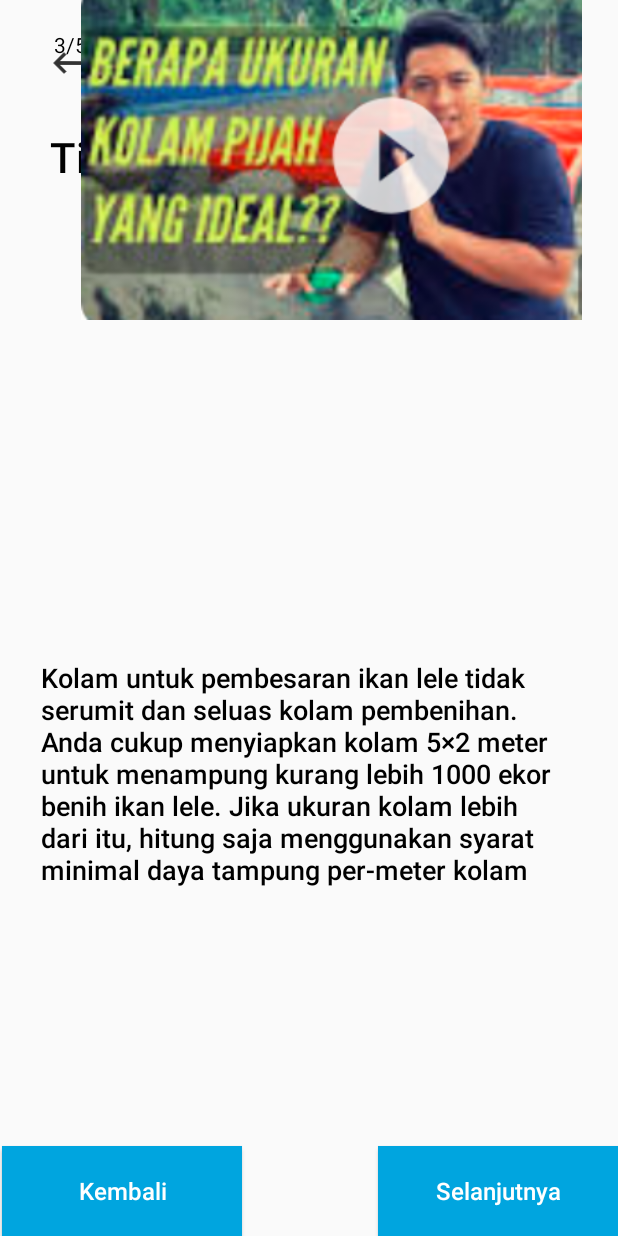
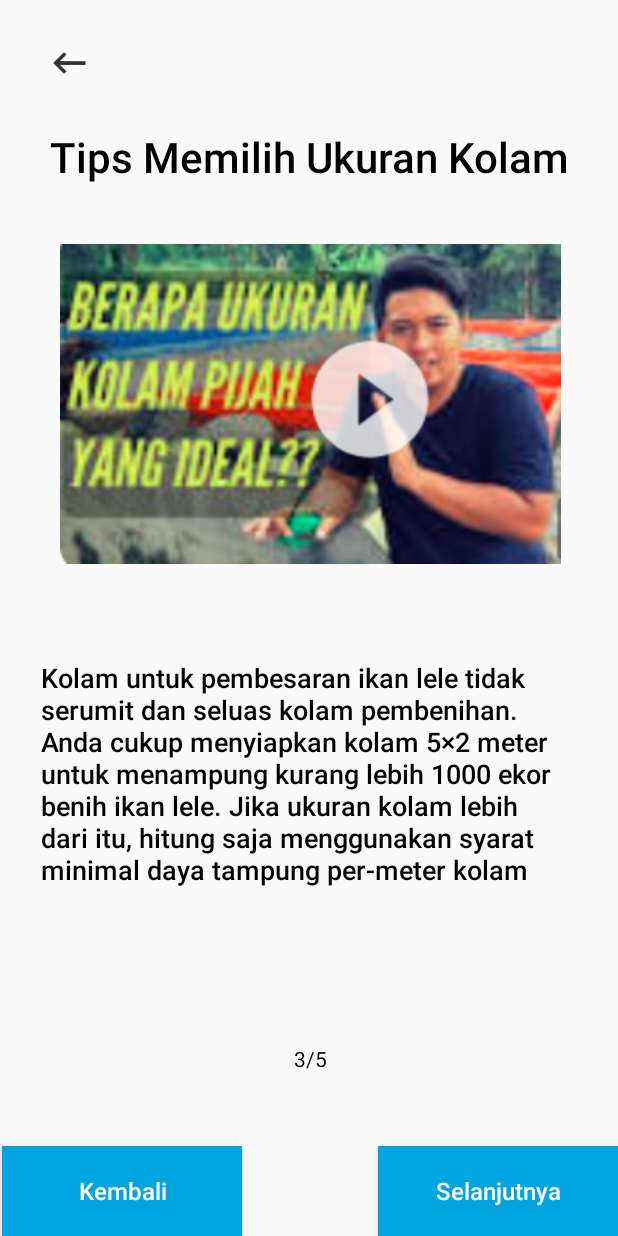
Before and after one commit to havidalbar/Soya, an Android app: the layout activity_tuntunan3.xml on its own in the app's theme, with its tools: preview values and no code run, on a phone screen of 412 x 824 dp. Run offline under Robolectric (Android 15) with nearby library versions, the light colour scheme and no system bars; Roboto replaces fonts that are not available here.

Commit message:
add detail tuntunan fixed

```diff
--- a/app/src/main/java/com/example/soya/Activities/TuntunanDetail3.kt
+++ b/app/src/main/java/com/example/soya/Activities/TuntunanDetail3.kt
@@ -14,7 +14,7 @@ class TuntunanDetail3 : AppCompatActivity() {
 
     override fun onCreate(savedInstanceState: Bundle?) {
         super.onCreate(savedInstanceState)
-        setContentView(R.layout.activity_tuntunan2)
+        setContentView(R.layout.activity_tuntunan3)
         buttonLanjut = findViewById(R.id.buttonLanjut)
         buttonKembali = findViewById(R.id.buttonKembali)
 
--- a/app/src/main/res/layout/activity_tuntunan3.xml
+++ b/app/src/main/res/layout/activity_tuntunan3.xml
@@ -53,7 +53,7 @@
         app:layout_constraintTop_toBottomOf="@+id/textView" />
 
     <Button
-        android:id="@+id/button"
+        android:id="@+id/buttonLanjut"
         android:layout_width="160dp"
         android:layout_height="60dp"
         android:background="@drawable/background_button_bawah"
@@ -68,7 +68,7 @@
         app:layout_constraintStart_toStartOf="parent" />
 
     <Button
-        android:id="@+id/button4"
+        android:id="@+id/buttonKembali"
         android:layout_width="160dp"
         android:layout_height="60dp"
         android:background="@drawable/background_button_bawah"
@@ -86,20 +86,24 @@
         android:id="@+id/textView15"
         android:layout_width="93dp"
         android:layout_height="61dp"
+        android:layout_marginTop="84dp"
         android:paddingTop="20dp"
         android:text="3/5"
         android:textAlignment="center"
         android:textColor="@android:color/black"
-        tools:ignore="MissingConstraints"
-        tools:layout_editor_absoluteX="158dp"
-        tools:layout_editor_absoluteY="670dp" />
+        app:layout_constraintEnd_toStartOf="@+id/buttonLanjut"
+        app:layout_constraintStart_toEndOf="@+id/buttonKembali"
+        app:layout_constraintTop_toBottomOf="@+id/textView20"
+        tools:ignore="MissingConstraints" />
 
     <ImageView
         android:id="@+id/imageView3"
         android:layout_width="442dp"
         android:layout_height="213dp"
+        android:layout_marginTop="39dp"
+        app:layout_constraintEnd_toEndOf="parent"
+        app:layout_constraintStart_toStartOf="parent"
+        app:layout_constraintTop_toBottomOf="@+id/textView"
         app:srcCompat="@drawable/yt"
-        tools:layout_editor_absoluteX="-16dp"
-        tools:layout_editor_absoluteY="162dp"
         tools:ignore="MissingConstraints" />
 </androidx.constraintlayout.widget.ConstraintLayout>
```
Also changed, not shown: app/src/main/AndroidManifest.xml (+9 -5 lines), app/src/main/res/layout/activity_tuntunan2.xml (+8 -5 lines).
